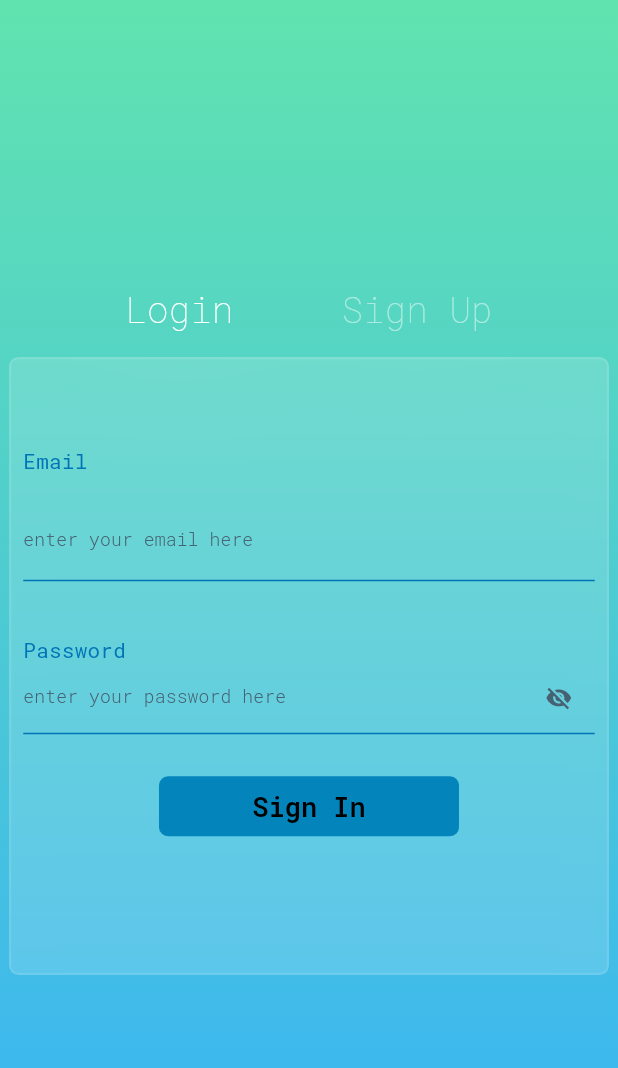
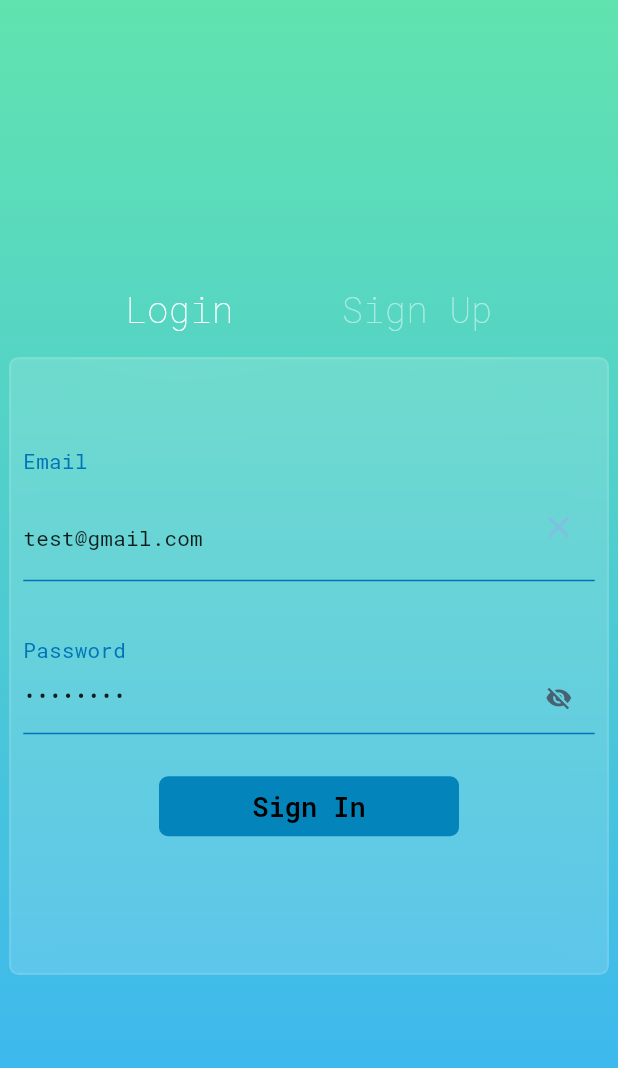
Before and after one commit to oussaid1/hanouty, a Flutter app: the screen it shows after launch, on a phone screen of 412 x 824 dp. Shown: the top 1068 px of the screen. Run offline on Flutter 3.47's test engine with Material 2 defaults, Android fonts, the phone set to English and light mode, and no system bars; drawn by our look-alikes of overlay_support; our stand-ins replace badges, bloc, cloud_firestore, easy_localization, equatable, firebase_auth and 16 more; missing offline and left inert: cloud_firestore_web, firebase_app_check, firebase_app_check_web, firebase_auth_web, firebase_core_web, google_sign_in_web and 2 more; accounts and stored records are empty.

```diff
--- a/lib/auth/auth_services.dart
+++ b/lib/auth/auth_services.dart
@@ -41,9 +41,10 @@ class FirebaseAuthService {
   }
 
   Future<User?> signIn({required LoginCredentials loginCredentials}) async {
+    // log('signIn ${loginCredentials.toMap()}');
     try {
       var userCredentials = await _firebaseAuth.signInWithEmailAndPassword(
-        email: loginCredentials.username!,
+        email: loginCredentials.email!,
         password: loginCredentials.password!,
       );
 
--- a/lib/blocs/loginbloc/login_bloc.dart
+++ b/lib/blocs/loginbloc/login_bloc.dart
@@ -21,7 +21,7 @@ class LoginBloc extends Bloc<LoginEvent, LoginState> {
     on<LoginRequestedEvent>(_onLogInRequested);
     on<LogOutRequestedEvent>(_onLogOutRequested);
     on<LoginLoadingEvent>(_onLoginLoading);
-    on<LogOutRequestedEvent>(_onLogOutRequested);
+    //on<LogOutRequestedEvent>(_onLogOutRequested);
   }
 
   void _onLogInRequested(
--- a/lib/components.dart
+++ b/lib/components.dart
@@ -9,7 +9,6 @@ export 'package:flutter_slidable/flutter_slidable.dart';
 export 'package:font_awesome_flutter/font_awesome_flutter.dart';
 export 'package:get_it/get_it.dart';
 export 'package:google_fonts/google_fonts.dart';
-export 'package:logger/logger.dart';
 export 'package:overlay_support/overlay_support.dart';
 export 'package:package_info_plus/package_info_plus.dart';
 export 'package:percent_indicator/percent_indicator.dart';
--- a/lib/models/login_credentials.dart
+++ b/lib/models/login_credentials.dart
@@ -1,9 +1,9 @@
 // class for login credentials
 class LoginCredentials {
-  String? username;
+  String? email;
   String? password;
   String? get error {
-    if (username == null || username!.isEmpty) {
+    if (email == null || email!.isEmpty) {
       return 'Username is required';
     }
     if (password == null || password!.isEmpty) {
@@ -17,7 +17,7 @@ class LoginCredentials {
   }
 
   String? get validateUsername {
-    if (username == null || username!.isEmpty) {
+    if (email == null || email!.isEmpty) {
       return 'Username is required';
     }
     return null;
@@ -31,7 +31,7 @@ class LoginCredentials {
   }
 
   LoginCredentials({
-    this.username,
+    this.email,
     this.password,
   });
 
@@ -57,14 +57,14 @@ class LoginCredentials {
   // to map
   Map<String, dynamic> toMap() {
     return {
-      'username': username,
+      'username': email,
       'password': password,
     };
   } // to map
 
   // from map
   LoginCredentials.fromMap(Map<String, dynamic> map) {
-    username = map['username'];
+    email = map['username'];
 
     password = map['password'];
   }
--- a/lib/screens/add_tostock/add_screen_tab.dart
+++ b/lib/screens/add_tostock/add_screen_tab.dart
@@ -14,9 +14,7 @@ class AddScreenTab extends ConsumerWidget {
   Widget build(BuildContext context, WidgetRef ref) {
     return DefaultTabController(
       length: 4,
-      child: BlocBuilder<ProductBloc, ProductState>(
-        builder: (context, state) {
-          return Scaffold(
+      child: Scaffold(
         backgroundColor: Colors.transparent,
         appBar: AppBar(
           backgroundColor: Colors.transparent,
@@ -69,8 +67,6 @@ class AddScreenTab extends ConsumerWidget {
             ],
           ),
         ),
-          );
-        },
       ),
     );
   }
--- a/lib/screens/splash/splash_login_signup.dart
+++ b/lib/screens/splash/splash_login_signup.dart
@@ -28,11 +28,11 @@ class AuthPage extends StatefulWidget {
 class AuthPageState extends State<AuthPage> {
   bool isSignIn = true;
   final loginFormKey = GlobalKey<FormState>();
-  final emailController = TextEditingController();
-  final passController = TextEditingController();
+  final emailController = TextEditingController(text: 'test@gmail.com');
+  final passController = TextEditingController(text: 'ssdd1122');
   final registerFormKey = GlobalKey<FormState>();
-  final usernameController = TextEditingController();
-  final confirmPassController = TextEditingController();
+  final usernameController = TextEditingController(text: 'test');
+  final confirmPassController = TextEditingController(text: 'ssdd1122');
 
   bool _obscurepass = true;
   bool _obscureconfirmpass = true;
@@ -256,7 +256,7 @@ class AuthPageState extends State<AuthPage> {
                 if (loginFormKey.currentState!.validate()) {
                   BlocProvider.of<LoginBloc>(context).add(LoginRequestedEvent(
                       loginCredentials: LoginCredentials(
-                          username: emailController.text,
+                          email: emailController.text,
                           password: passController.text)));
                   log('login button pressed event dispatched');
                   // auth.signIn(email: email, password: pass).then(
--- a/lib/settings/themes.dart
+++ b/lib/settings/themes.dart
@@ -107,10 +107,10 @@ class MThemeData {
     minimumSize: const Size(88, 36),
     elevation: 0,
     // disabledBackgroundColor: Colors.transparent,
-    disabledForegroundColor: Colors.white.withOpacity(0.5),
+    //  disabledForegroundColor: Colors.white.withOpacity(0.5),
     // disabledMouseCursor: MouseCursor.defer,
     backgroundColor: Colors.transparent,
-    foregroundColor: Colors.white.withOpacity(0.5),
+    // foregroundColor: Colors.white.withOpacity(0.5),
     padding: const EdgeInsets.symmetric(horizontal: 8),
     shape: const RoundedRectangleBorder(
       side: BorderSide(color: Color.fromARGB(195, 3, 187, 162)),
@@ -123,10 +123,10 @@ class MThemeData {
     minimumSize: const Size(88, 36),
     elevation: 0,
     //disabledBackgroundColor: Colors.transparent,
-    disabledForegroundColor: Colors.white.withOpacity(0.5),
+    //disabledForegroundColor: Colors.white.withOpacity(0.5),
     // disabledMouseCursor: MouseCursor.defer,
     backgroundColor: const Color.fromARGB(255, 3, 132, 187),
-    foregroundColor: MThemeData.white,
+    // foregroundColor: MThemeData.white,
     padding: const EdgeInsets.symmetric(horizontal: 8),
     shape: const RoundedRectangleBorder(
       //side: BorderSide(color: MThemeData.accentColorm),
```
Also changed, not shown: lib/generated_plugin_registrant.dart (added, +31 -0 lines), lib/main.dart (+3 -12 lines), lib/screens/dashboard/dashboard_tab.dart (+41 -6 lines), lib/screens/debt/deb_list.dart (+4 -4 lines), pubspec.yaml (+5 -6 lines), pubspec.lock, 1 other file. Lines whose indentation alone changed are shown as unchanged.
